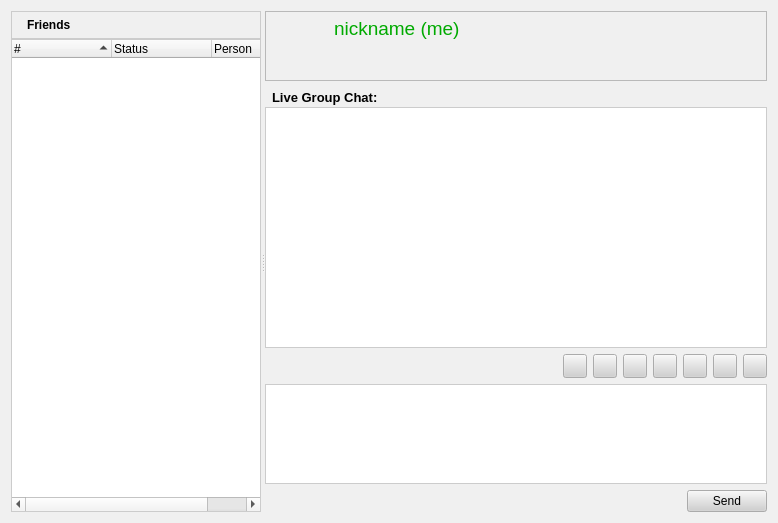
The window that retroshare-gui/src/gui/PeersDialog.ui (RetroShare/RetroShare) describes before a commit, drawn with Qt 5.
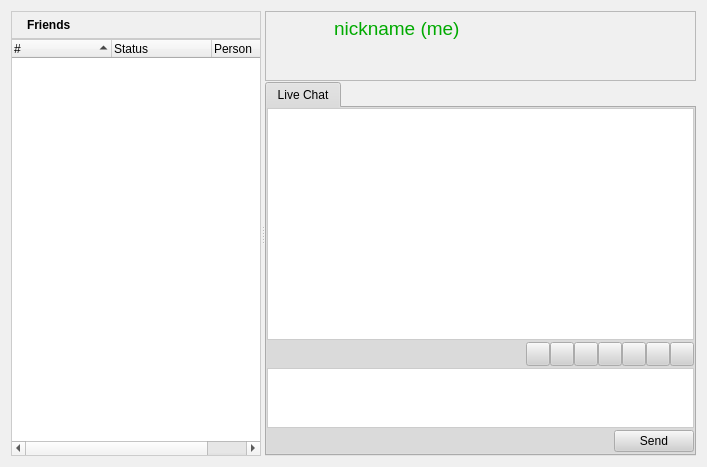
The same window after the commit. Icons and pictures are not drawn.

Commit message: Added ProfileWidget as Tab to show own Profile Details

What changed in the file:
```diff
--- a/retroshare-gui/src/gui/PeersDialog.ui
+++ b/retroshare-gui/src/gui/PeersDialog.ui
@@ -6,8 +6,8 @@
    <rect>
     <x>0</x>
     <y>0</y>
-    <width>778</width>
-    <height>523</height>
+    <width>707</width>
+    <height>467</height>
    </rect>
   </property>
   <property name="palette">
@@ -482,7 +482,7 @@
   <property name="contextMenuPolicy">
    <enum>Qt::NoContextMenu</enum>
   </property>
-  <layout class="QGridLayout" name="gridLayout_5">
+  <layout class="QGridLayout" name="gridLayout_6">
    <item row="0" column="0">
     <widget class="QSplitter" name="splitter">
      <property name="orientation">
@@ -662,7 +662,10 @@
       </layout>
      </widget>
      <widget class="QWidget" name="layoutWidget">
-      <layout class="QGridLayout" name="gridLayout_3">
+      <layout class="QGridLayout" name="gridLayout_5">
+       <property name="verticalSpacing">
+        <number>1</number>
+       </property>
        <item row="0" column="0">
         <widget class="QFrame" name="frame">
          <property name="sizePolicy">
@@ -787,56 +790,31 @@
         </widget>
        </item>
        <item row="1" column="0">
-        <layout class="QGridLayout">
-         <property name="spacing">
+        <widget class="QTabWidget" name="peertabWidget">
+         <property name="currentIndex">
           <number>0</number>
          </property>
-         <item row="0" column="0">
-          <layout class="QGridLayout">
-           <item row="0" column="1">
-            <spacer>
-             <property name="orientation">
-              <enum>Qt::Horizontal</enum>
-             </property>
-             <property name="sizeHint" stdset="0">
-              <size>
-               <width>181</width>
-               <height>20</height>
-              </size>
-             </property>
-            </spacer>
-           </item>
-           <item row="0" column="0">
-            <layout class="QGridLayout">
-             <item row="0" column="0">
-              <widget class="QLabel" name="label_3">
-               <property name="text">
-                <string/>
-               </property>
-               <property name="pixmap">
-                <pixmap resource="images.qrc">:/images/user/agt_forum24.png</pixmap>
-               </property>
-              </widget>
-             </item>
-             <item row="0" column="1">
-              <widget class="QLabel" name="label_12">
-               <property name="font">
-                <font>
-                 <pointsize>10</pointsize>
-                 <weight>75</weight>
-                 <bold>true</bold>
-                </font>
-               </property>
-               <property name="text">
-                <string>Live Group Chat:</string>
-               </property>
-              </widget>
-             </item>
-            </layout>
-           </item>
-          </layout>
-         </item>
-         <item row="1" column="0">
+         <widget class="QWidget" name="tab">
+          <attribute name="title">
+           <string>Live Chat</string>
+          </attribute>
+          <layout class="QGridLayout" name="gridLayout_3">
+           <property name="leftMargin">
+            <number>0</number>
+           </property>
+           <property name="topMargin">
+            <number>0</number>
+           </property>
+           <property name="rightMargin">
+            <number>0</number>
+           </property>
+           <property name="bottomMargin">
+            <number>2</number>
+           </property>
+           <property name="verticalSpacing">
+            <number>2</number>
+           </property>
+           <item row="0" column="0">
           <widget class="QTextBrowser" name="msgText">
            <property name="sizePolicy">
             <sizepolicy hsizetype="Expanding" vsizetype="Expanding">
@@ -859,11 +837,7 @@
            </property>
           </widget>
          </item>
-        </layout>
-       </item>
-       <item row="2" column="0">
-        <layout class="QGridLayout">
-         <item row="0" column="0">
+           <item row="1" column="0">
           <layout class="QGridLayout">
            <item row="0" column="0">
             <spacer>
@@ -1059,10 +1033,10 @@
            </item>
           </layout>
          </item>
-         <item row="1" column="0">
+           <item row="2" column="0">
           <widget class="QTextEdit" name="lineEdit">
            <property name="sizePolicy">
-            <sizepolicy hsizetype="Expanding" vsizetype="Maximum">
+              <sizepolicy hsizetype="Expanding" vsizetype="Expanding">
              <horstretch>0</horstretch>
              <verstretch>0</verstretch>
             </sizepolicy>
@@ -1070,7 +1044,7 @@
            <property name="maximumSize">
             <size>
              <width>16777215</width>
-             <height>100</height>
+               <height>60</height>
             </size>
            </property>
            <property name="sizeIncrement">
@@ -1091,8 +1065,6 @@
            </property>
           </widget>
          </item>
-        </layout>
-       </item>
        <item row="3" column="0">
         <layout class="QGridLayout">
          <item row="0" column="0">
@@ -1118,6 +1090,14 @@
         </layout>
        </item>
       </layout>
+          <zorder>msgText</zorder>
+          <zorder></zorder>
+          <zorder>lineEdit</zorder>
+          <zorder></zorder>
+         </widget>
+        </widget>
+       </item>
+      </layout>
      </widget>
     </widget>
    </item>
```
Left out of the diff: 1 changed line with no effect on the pictures. Lines whose indentation alone changed are shown as unchanged. The commit also changes 5 other files.
